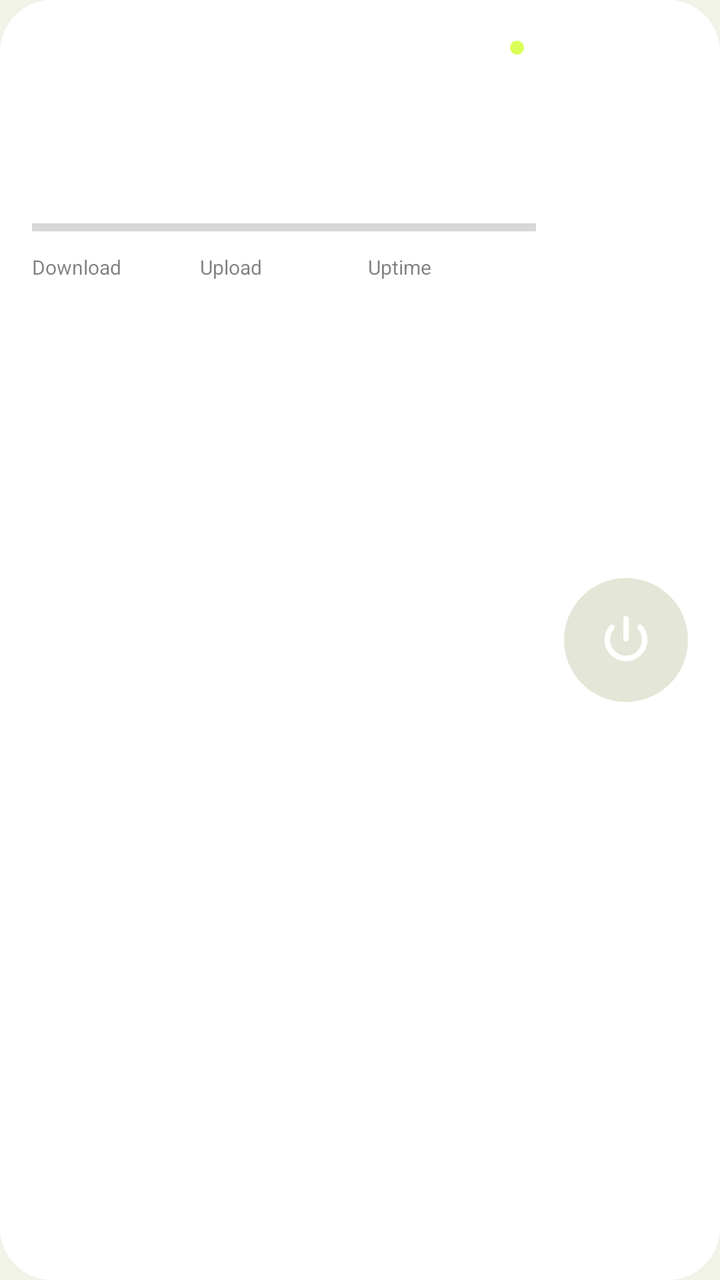
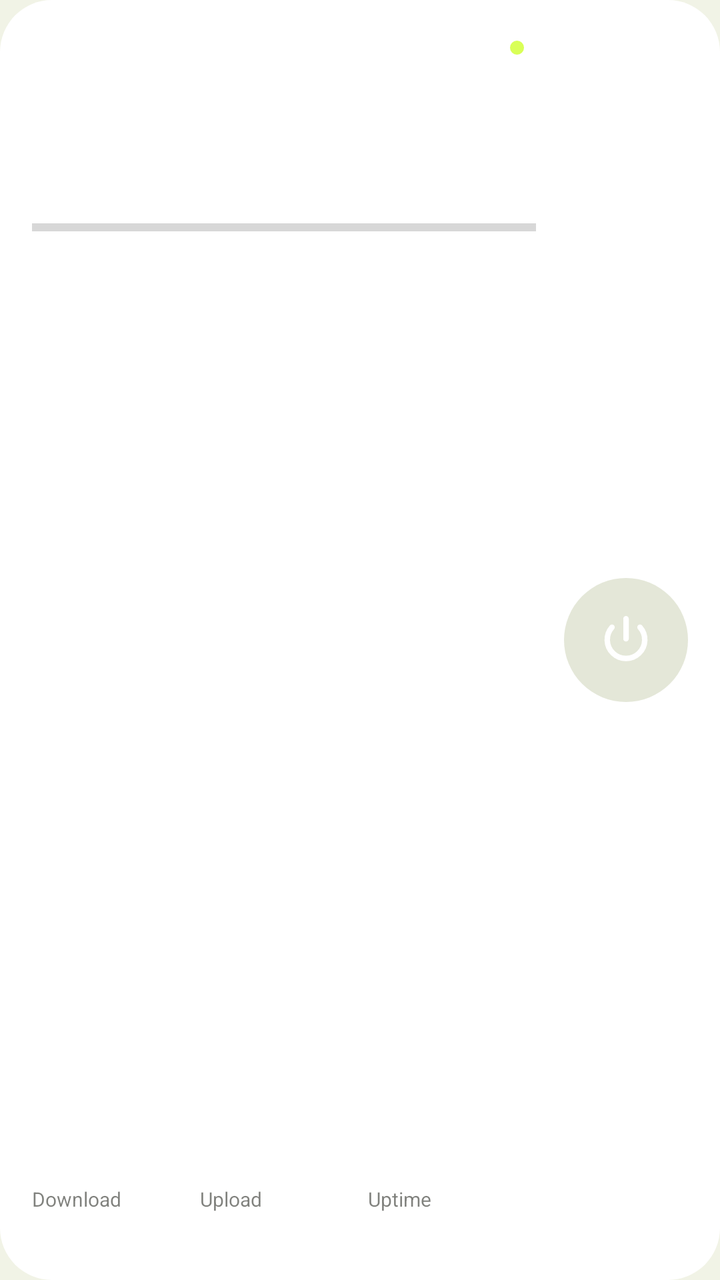

An Android layout rendered at two revisions. The XML below is the earlier revision; the diff shows what the commit changed to produce the second picture.
<!-- AndroidManifest.xml: application theme Theme.SYBbox -->
<!-- res/layout/widget_panel.xml -->
<?xml version="1.0" encoding="utf-8"?>
<LinearLayout xmlns:android="http://schemas.android.com/apk/res/android"
    android:id="@+id/widget_root"
    android:layout_width="match_parent"
    android:layout_height="match_parent"
    android:background="@drawable/widget_bg"
    android:orientation="horizontal"
    android:padding="16dp">

    <LinearLayout
        android:layout_width="0dp"
        android:layout_height="match_parent"
        android:layout_weight="1"
        android:orientation="vertical">

        <LinearLayout
            android:layout_width="match_parent"
            android:layout_height="wrap_content"
            android:gravity="center_vertical"
            android:orientation="horizontal">

            <ImageView
                android:id="@+id/widget_logo"
                android:layout_width="0dp"
                android:layout_height="16dp"
                android:layout_weight="1"
                android:contentDescription="@string/app_name"
                android:scaleType="fitStart"
                android:src="@drawable/ic_logo_sybbox" />

            <ImageView
                android:id="@+id/widget_dot"
                android:layout_width="7dp"
                android:layout_height="7dp"
                android:layout_marginEnd="6dp"
                android:contentDescription="@null"
                android:src="@drawable/widget_dot" />

            <TextView
                android:id="@+id/widget_state"
                android:layout_width="wrap_content"
                android:layout_height="wrap_content"
                android:ellipsize="end"
                android:maxLines="1"
                android:textColor="@color/widget_text_dim"
                android:textSize="11sp" />
        </LinearLayout>

        <TextView
            android:id="@+id/widget_server"
            android:layout_width="match_parent"
            android:layout_height="wrap_content"
            android:layout_marginTop="10dp"
            android:ellipsize="end"
            android:maxLines="1"
            android:textColor="@color/widget_text"
            android:textSize="16sp"
            android:textStyle="bold" />

        <TextView
            android:id="@+id/widget_subscription"
            android:layout_width="match_parent"
            android:layout_height="wrap_content"
            android:layout_marginTop="1dp"
            android:ellipsize="end"
            android:maxLines="1"
            android:textColor="@color/widget_text_dim"
            android:textSize="11sp" />

        <TextView
            android:id="@+id/widget_quota"
            android:layout_width="match_parent"
            android:layout_height="wrap_content"
            android:layout_marginTop="10dp"
            android:ellipsize="end"
            android:maxLines="1"
            android:textColor="@color/widget_text"
            android:textSize="12sp" />

        <ProgressBar
            android:id="@+id/widget_quota_bar"
            style="@android:style/Widget.Material.ProgressBar.Horizontal"
            android:layout_width="match_parent"
            android:layout_height="6dp"
            android:layout_marginTop="5dp"
            android:max="1000"
            android:progressTint="@color/widget_accent" />

        <LinearLayout
            android:layout_width="match_parent"
            android:layout_height="0dp"
            android:layout_marginTop="10dp"
            android:layout_weight="1"
            android:orientation="horizontal">

            <LinearLayout
                android:layout_width="0dp"
                android:layout_height="wrap_content"
                android:layout_weight="1"
                android:orientation="vertical">

                <TextView
                    android:layout_width="wrap_content"
                    android:layout_height="wrap_content"
                    android:text="@string/download"
                    android:textColor="@color/widget_text_dim"
                    android:textSize="10sp" />

                <TextView
                    android:id="@+id/widget_down"
                    android:layout_width="wrap_content"
                    android:layout_height="wrap_content"
                    android:maxLines="1"
                    android:textColor="@color/widget_text"
                    android:textSize="13sp"
                    android:textStyle="bold" />
            </LinearLayout>

            <LinearLayout
                android:layout_width="0dp"
                android:layout_height="wrap_content"
                android:layout_weight="1"
                android:orientation="vertical">

                <TextView
                    android:layout_width="wrap_content"
                    android:layout_height="wrap_content"
                    android:text="@string/upload"
                    android:textColor="@color/widget_text_dim"
                    android:textSize="10sp" />

                <TextView
                    android:id="@+id/widget_up"
                    android:layout_width="wrap_content"
                    android:layout_height="wrap_content"
                    android:maxLines="1"
                    android:textColor="@color/widget_text"
                    android:textSize="13sp"
                    android:textStyle="bold" />
            </LinearLayout>

            <LinearLayout
                android:layout_width="0dp"
                android:layout_height="wrap_content"
                android:layout_weight="1"
                android:orientation="vertical">

                <TextView
                    android:layout_width="wrap_content"
                    android:layout_height="wrap_content"
                    android:text="@string/uptime"
                    android:textColor="@color/widget_text_dim"
                    android:textSize="10sp" />

                <TextView
                    android:id="@+id/widget_uptime"
                    android:layout_width="wrap_content"
                    android:layout_height="wrap_content"
                    android:maxLines="1"
                    android:textColor="@color/widget_text"
                    android:textSize="13sp"
                    android:textStyle="bold" />
            </LinearLayout>
        </LinearLayout>
    </LinearLayout>

    <LinearLayout
        android:layout_width="wrap_content"
        android:layout_height="match_parent"
        android:layout_marginStart="14dp"
        android:gravity="center"
        android:orientation="vertical">

        <ImageView
            android:id="@+id/widget_power"
            android:layout_width="62dp"
            android:layout_height="62dp"
            android:background="@drawable/widget_power_off"
            android:contentDescription="@string/widget_toggle"
            android:padding="16dp"
            android:src="@drawable/ic_widget_power" />
    </LinearLayout>
</LinearLayout>
<!-- resources referenced by this layout -->
<resources>
  <color name="widget_accent">#D9FF57</color>
  <color name="widget_text">#14170F</color>
  <color name="widget_text_dim">#8A14170F</color>
  <!-- drawable ic_logo_sybbox: vector/xml drawable (drawable, 4757 chars, omitted) -->
  <!-- drawable ic_widget_power (drawable) -->
  <vector xmlns:android="http://schemas.android.com/apk/res/android"
      android:width="24dp"
      android:height="24dp"
      android:viewportWidth="24"
      android:viewportHeight="24">
      <path
          android:strokeColor="#FFFFFF"
          android:strokeWidth="2.2"
          android:strokeLineCap="round"
          android:fillColor="#00000000"
          android:pathData="M12,3.5L12,11.5" />
      <path
          android:strokeColor="#FFFFFF"
          android:strokeWidth="2.2"
          android:strokeLineCap="round"
          android:fillColor="#00000000"
          android:pathData="M17.6,6.9A7.5,7.5 0,1 1,6.4 6.9" />
  </vector>
  <!-- drawable widget_bg (drawable) -->
  <?xml version="1.0" encoding="utf-8"?>
  <shape xmlns:android="http://schemas.android.com/apk/res/android"
      android:shape="rectangle">
      <corners android:radius="26dp" />
      <solid android:color="@color/widget_surface" />
  </shape>
  <!-- drawable widget_dot (drawable) -->
  <?xml version="1.0" encoding="utf-8"?>
  <shape xmlns:android="http://schemas.android.com/apk/res/android"
      android:shape="oval">
      <size android:width="7dp" android:height="7dp" />
      <solid android:color="@color/widget_accent" />
  </shape>
  <!-- drawable widget_power_off (drawable) -->
  <?xml version="1.0" encoding="utf-8"?>
  <shape xmlns:android="http://schemas.android.com/apk/res/android"
      android:shape="oval">
      <solid android:color="@color/widget_power_idle" />
  </shape>
  <string name="app_name" translatable="false">SYBbox</string>
  <string name="download">Download</string>
  <string name="upload">Upload</string>
  <string name="uptime">Uptime</string>
  <string name="widget_toggle">Connect or disconnect</string>
  <style name="Theme.SYBbox" parent="Theme.AppCompat.DayNight.NoActionBar">
          <item name="android:windowBackground">@color/syb_window_background</item>
          <item name="android:statusBarColor">@android:color/transparent</item>
          <item name="android:navigationBarColor">@android:color/transparent</item>
      </style>
  <color name="widget_surface">#FFFFFF</color>
  <color name="widget_power_idle">#E4E7D8</color>
  <color name="syb_window_background">#F1F3E6</color>
</resources>

<!-- the commit's change to res/layout/widget_panel.xml (unified diff, before → after) -->
@@ -91,6 +91,7 @@
             android:layout_height="0dp"
             android:layout_marginTop="10dp"
             android:layout_weight="1"
+            android:gravity="bottom"
             android:orientation="horizontal">
 
             <LinearLayout
